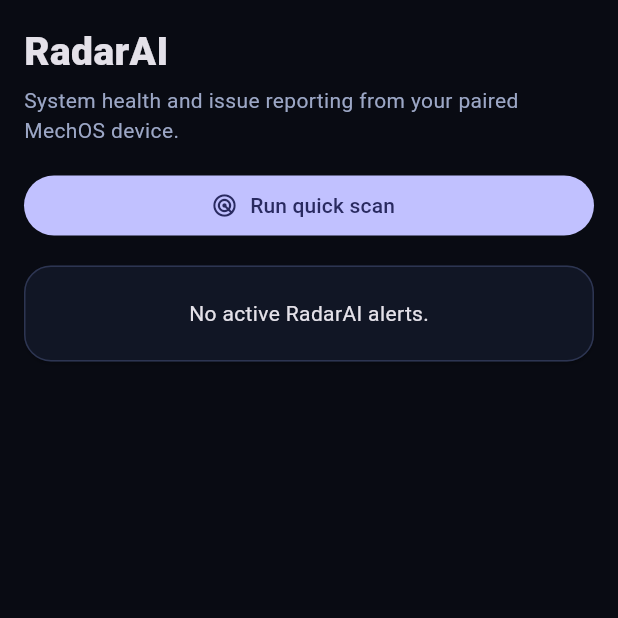
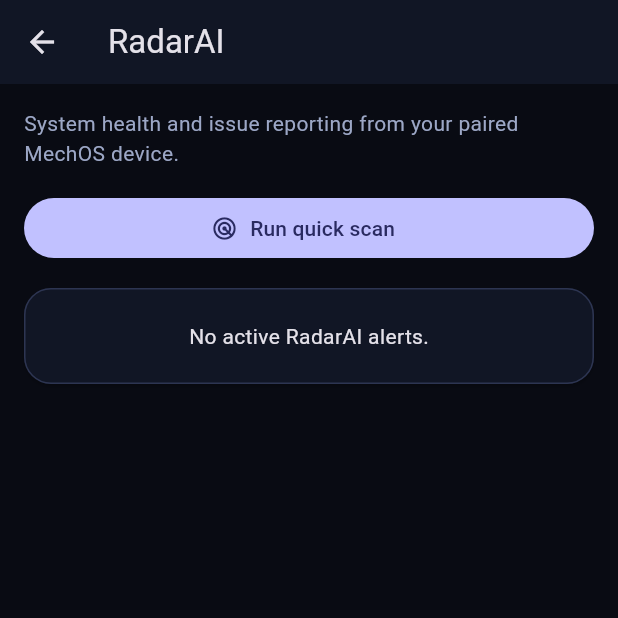
Before and after one commit to mechgod102-sketch/MechOS-Companion, a Flutter app: the RadarScreen screen opened directly with empty values, on a phone screen of 412 x 824 dp, the top half of it. Run offline on Flutter 3.47's test engine with Material 3 defaults, Android fonts, the phone set to English and light mode, and no system bars; our stand-ins replace flutter_secure_storage, share_plus, shared_preferences; missing offline and left inert: gal; accounts and stored records are empty.

Commit message:
Make RadarAI a navigable tools page

```diff
--- a/lib/screens/radar_screen.dart
+++ b/lib/screens/radar_screen.dart
@@ -7,15 +7,18 @@ class RadarScreen extends StatelessWidget {
   final AppState state;
 
   @override
-  Widget build(BuildContext context) => ListView(padding: const EdgeInsets.all(16), children: [
-        const Text('RadarAI', style: TextStyle(fontSize: 26, fontWeight: FontWeight.w900)),
-        const SizedBox(height: 4),
+  Widget build(BuildContext context) => Scaffold(
+        appBar: AppBar(title: const Text('RadarAI')),
+        body: ListView(padding: const EdgeInsets.all(16), children: [
           const Text('System health and issue reporting from your paired MechOS device.', style: TextStyle(color: MechTheme.subtle)),
           const SizedBox(height: 16),
           FilledButton.icon(onPressed: () async {
             final messenger = ScaffoldMessenger.of(context);
-          try { messenger.showSnackBar(SnackBar(content: Text(await state.runAction('radarai_scan')))); }
-          catch (e) { messenger.showSnackBar(SnackBar(content: Text('$e'))); }
+            try {
+              messenger.showSnackBar(SnackBar(content: Text(await state.runAction('radarai_scan'))));
+            } catch (e) {
+              messenger.showSnackBar(SnackBar(content: Text('$e')));
+            }
           }, icon: const Icon(Icons.radar), label: const Text('Run quick scan')),
           const SizedBox(height: 16),
           if (state.alerts.isEmpty)
@@ -29,5 +32,6 @@ class RadarScreen extends StatelessWidget {
                     subtitle: Text(a.detail),
                   )),
                 )),
-      ]);
+        ]),
+      );
 }
```
Lines whose indentation alone changed are shown as unchanged.
